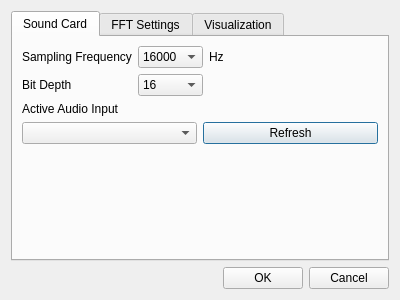
mkhorram/audio-spectrum-visualizer, file src/dialogsettings.ui: the form before one commit.
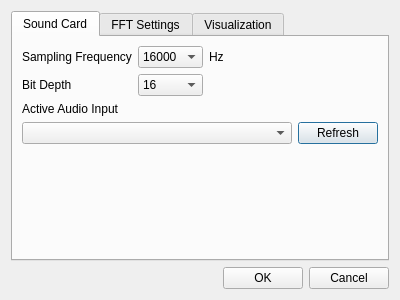
The form after the commit.

Patch:
```diff
--- a/src/dialogsettings.ui
+++ b/src/dialogsettings.ui
@@ -118,7 +118,14 @@
           </widget>
          </item>
          <item row="1" column="0">
-          <widget class="QComboBox" name="cboActiveAudioInput"/>
+          <widget class="QComboBox" name="cboActiveAudioInput">
+           <property name="sizePolicy">
+            <sizepolicy hsizetype="Expanding" vsizetype="Fixed">
+             <horstretch>0</horstretch>
+             <verstretch>0</verstretch>
+            </sizepolicy>
+           </property>
+          </widget>
          </item>
          <item row="1" column="1">
           <widget class="QPushButton" name="btnRefresh">
```
